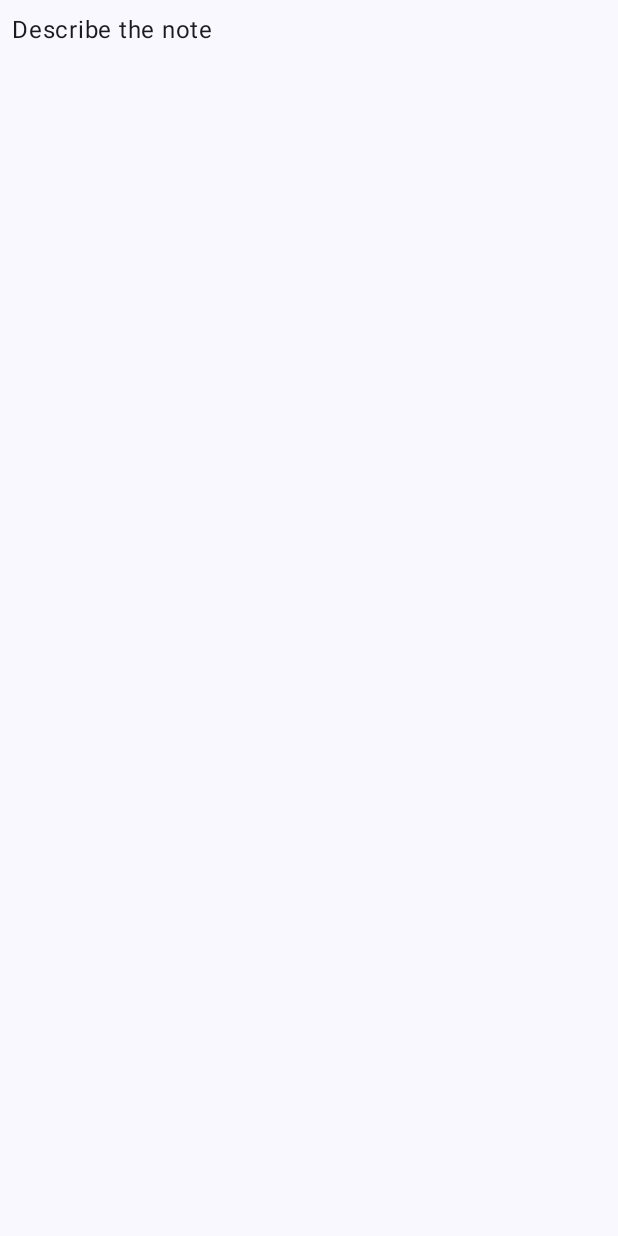
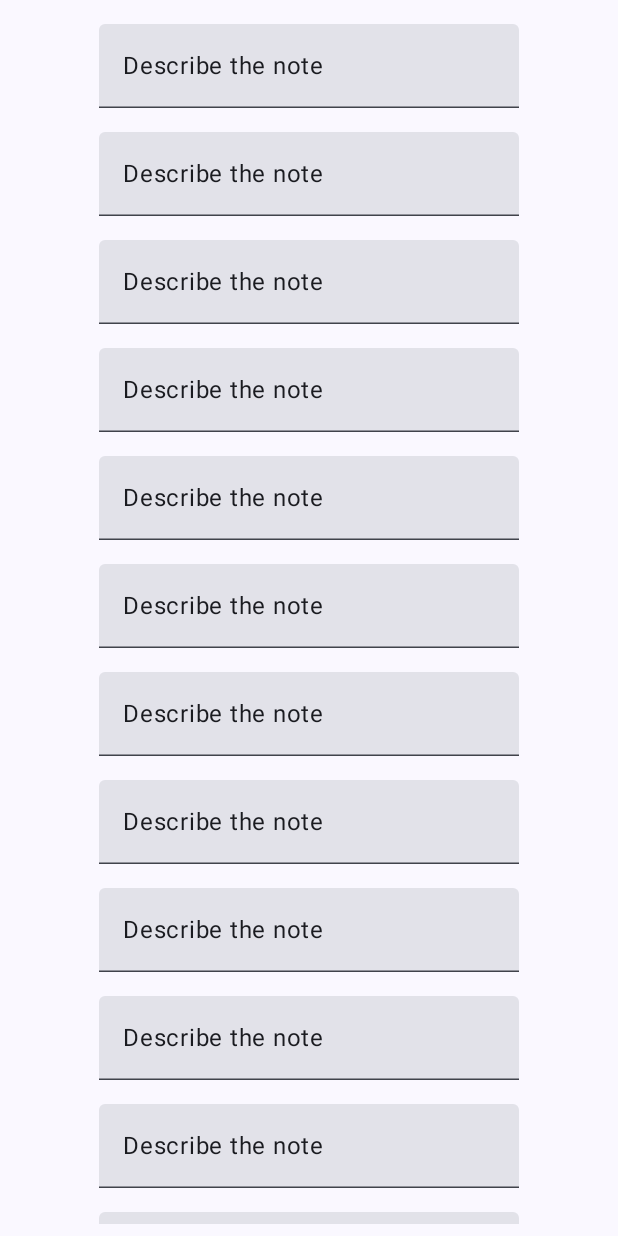
Before and after one commit to msm00/MSM-ToDo, an Android app built with Jetpack Compose: the screen it shows after launch (MainActivity), on a phone screen of 412 x 824 dp. Before the commit the screen is almost empty. Run offline under Robolectric (Android 15) with nearby library versions, the phone set to English and light mode, and no system bars.

Commit message:
main activity update DataNote class added

```diff
--- a/app/src/main/java/com/msm/msmtodo/MainActivity.kt
+++ b/app/src/main/java/com/msm/msmtodo/MainActivity.kt
@@ -8,12 +8,14 @@ import androidx.compose.foundation.layout.Row
 import androidx.compose.foundation.layout.fillMaxSize
 import androidx.compose.foundation.layout.padding
 import androidx.compose.foundation.lazy.LazyColumn
+import androidx.compose.material3.ExperimentalMaterial3Api
 import androidx.compose.material3.MaterialTheme
 import androidx.compose.material3.Surface
-import androidx.compose.material3.Text
+import androidx.compose.material3.TextField
 import androidx.compose.runtime.Composable
 import androidx.compose.ui.Alignment
 import androidx.compose.ui.Modifier
+import androidx.compose.ui.res.stringResource
 import androidx.compose.ui.tooling.preview.Preview
 import androidx.compose.ui.unit.dp
 import com.msm.msmtodo.ui.theme.MSMToDoTheme
@@ -37,19 +39,26 @@ class MainActivity : ComponentActivity() {
 
 @Composable
 fun ToDoMainScreen() {
-    LazyColumn {
-        item { ToDoItem(itemDesc = "Describe the note") }
+    LazyColumn(modifier = Modifier.padding(8.dp),
+        horizontalAlignment = Alignment.CenterHorizontally,
+        verticalArrangement = Arrangement.Center
+        ) {
+        repeat(30) {
+            item { ToDoItem(itemDesc = stringResource(R.string.describe_the_note)) }
+        }
     }
 }
 
+@OptIn(ExperimentalMaterial3Api::class)
 @Composable
 fun ToDoItem(itemDesc: String, modifier: Modifier = Modifier) {
     Row(horizontalArrangement = Arrangement.Center,
         verticalAlignment = Alignment.CenterVertically,
         modifier = Modifier.padding(all = 4.dp)
         ) {
-        Text(
-            text = itemDesc,
+        TextField(
+            value = itemDesc,
+            onValueChange = {},
             modifier = modifier.padding(all = 4.dp)
         )
     }
@@ -68,6 +77,6 @@ fun ToDoMainScreenPreview() {
 @Composable
 fun ToDoItemPreview() {
     MSMToDoTheme {
-        ToDoItem(itemDesc = "Bring the box")
+        ToDoItem(itemDesc = stringResource(id = R.string.describe_the_note))
     }
 }
--- /dev/null
+++ b/app/src/main/java/com/msm/msmtodo/model/DataNote.kt
@@ -0,0 +1,3 @@
+package com.msm.msmtodo.model
+
+data class DataNote(val id: String, val noteDesc: String, val checkInd: Boolean)
--- a/app/src/main/res/values/strings.xml
+++ b/app/src/main/res/values/strings.xml
@@ -1,3 +1,4 @@
 <resources>
     <string name="app_name">MSM ToDo</string>
+    <string name="describe_the_note">Describe the note</string>
 </resources>
```
